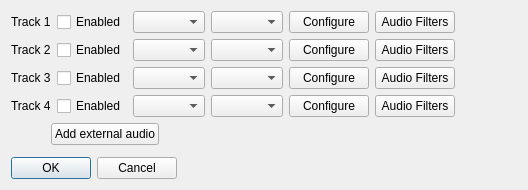
Qt form branches/avidemux_2.6_branch_mean/avidemux/qt4/ADM_userInterfaces/ADM_dialog/audioTracks.ui (BackupTheBerlios/avidemux-svn) before a commit.
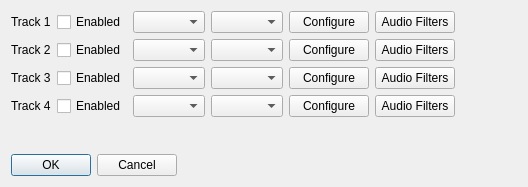
The same form after that commit.

```diff
--- a/branches/avidemux_2.6_branch_mean/avidemux/qt4/ADM_userInterfaces/ADM_dialog/audioTracks.ui
+++ b/branches/avidemux_2.6_branch_mean/avidemux/qt4/ADM_userInterfaces/ADM_dialog/audioTracks.ui
@@ -7,7 +7,7 @@
     <x>0</x>
     <y>0</y>
     <width>528</width>
-    <height>185</height>
+    <height>187</height>
    </rect>
   </property>
   <property name="windowTitle">
@@ -167,28 +167,7 @@
     </layout>
    </item>
    <item row="4" column="0">
-    <layout class="QHBoxLayout" name="horizontalLayout_5">
-     <item>
-      <spacer name="horizontalSpacer">
-       <property name="orientation">
-        <enum>Qt::Horizontal</enum>
-       </property>
-       <property name="sizeHint" stdset="0">
-        <size>
-         <width>40</width>
-         <height>20</height>
-        </size>
-       </property>
-      </spacer>
-     </item>
-     <item>
-      <widget class="QPushButton" name="pushButtonAddTrack">
-       <property name="text">
-        <string>Add external audio</string>
-       </property>
-      </widget>
-     </item>
-    </layout>
+    <layout class="QHBoxLayout" name="horizontalLayout_5"/>
    </item>
    <item row="5" column="0">
     <spacer name="verticalSpacer">
```
